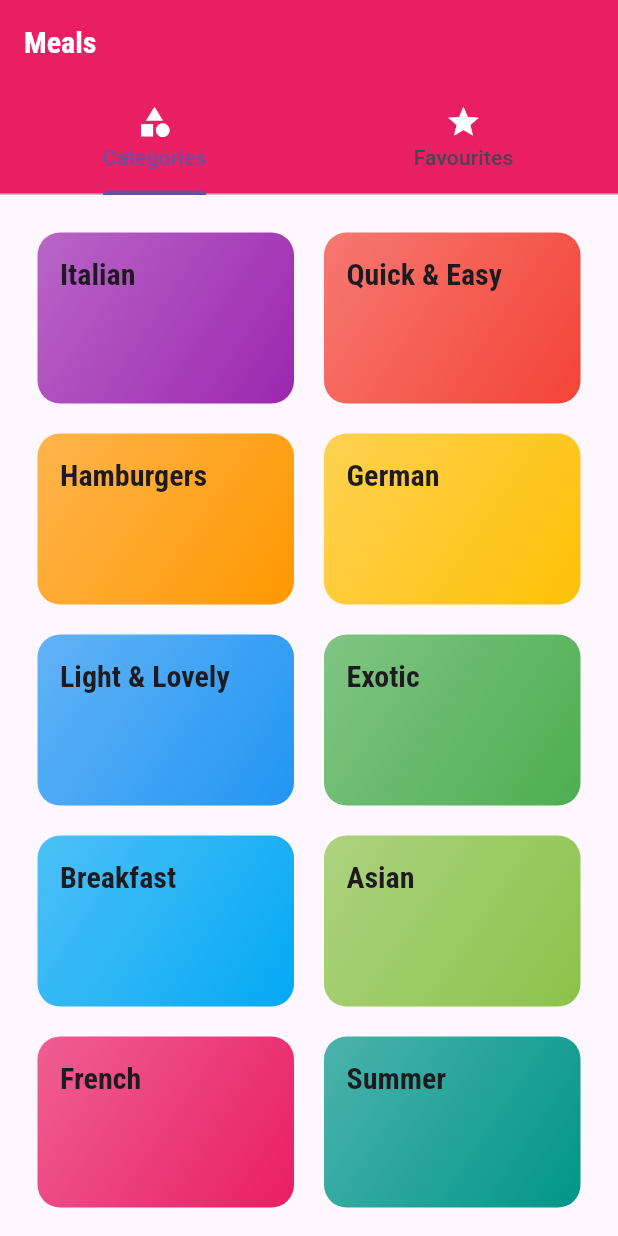
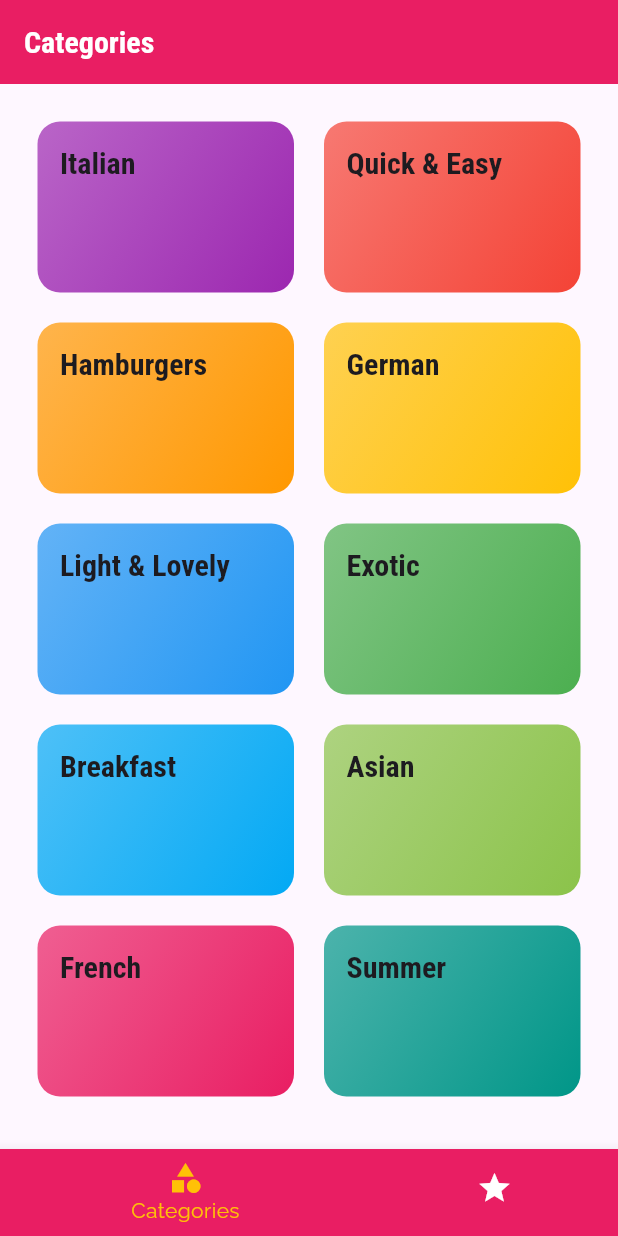
Before and after one commit to AyushSingh4321/mealsApp, a Flutter app: the screen it shows after launch, on a phone screen of 412 x 824 dp. Run offline on Flutter 3.47's test engine with Material 3 defaults, Android fonts, the phone set to English and light mode, and no system bars.

```diff
--- a/lib/main.dart
+++ b/lib/main.dart
@@ -12,7 +12,7 @@ class MyApp extends StatelessWidget {
     return MaterialApp(
       title: 'DeliMeals',
       theme: ThemeData(
-        primarySwatch: Colors.pink,
+        primaryColor: Colors.pink,
         colorScheme: ThemeData().colorScheme.copyWith(secondary: Colors.amber),
         canvasColor: Color.fromRGBO(255, 254, 229, 1),
         fontFamily: 'Raleway',
--- a/lib/screens/meal_detail_screen.dart
+++ b/lib/screens/meal_detail_screen.dart
@@ -6,8 +6,7 @@ class MealDetailScreen extends StatelessWidget {
   Widget buildSectionTitle(BuildContext context, String text) {
     return Container(
       margin: EdgeInsets.symmetric(vertical: 10),
-      child: Text(
-        'Ingredients!',
+      child: Text(text,
         style: Theme.of(context).textTheme.titleLarge,
       ),
     );
--- a/lib/screens/tabs_screen.dart
+++ b/lib/screens/tabs_screen.dart
@@ -8,33 +8,50 @@ class TabsScreen extends StatefulWidget {
 }
 
 class _TabsScreenState extends State<TabsScreen> {
+  final List<Map<String, Object>> _pages = [
+    {
+      'page': CategoriesScreen(),
+      'title':'Categories',
+    },
+    {
+      'page': FavouritesScreen(),
+      'title': 'Your Favourites',
+    },
+  ];
+  int _selectedPageIndex = 0;
+  void _selectPage(int index) {
+    setState(() {
+      _selectedPageIndex = index;
+    });
+  }
+
   @override
   Widget build(BuildContext context) {
-    return DefaultTabController(
-      length: 2,
-      // initialIndex: 0,
-      child: Scaffold(
-        appBar: AppBar(
-          title: Text('Meals'),
-          bottom: TabBar(tabs: <Widget>[
-            Tab(
-              icon: Icon(
-                Icons.category,color: Colors.white,
-              ),
-              text: 'Categories',
-            ),
-            Tab(
-              icon: Icon(
-                Icons.star,color: Colors.white,
-              ),
-              text: 'Favourites',
-            ),
-          ]),
-        ),
-        body: TabBarView(children: <Widget>[
-          CategoriesScreen(),FavouritesScreen(),
-        ]),
+    return Scaffold(
+      appBar: AppBar(
+        title: Text(_pages[_selectedPageIndex]['title'] as String) ,
       ),
+      body: _pages[_selectedPageIndex]['page'] as Widget,
+      bottomNavigationBar: BottomNavigationBar(
+        onTap: _selectPage,
+        backgroundColor: Theme.of(context).primaryColor,
+        unselectedItemColor: Colors.white,
+        selectedItemColor: Theme.of(context).colorScheme.secondary,
+        currentIndex: _selectedPageIndex,
+        type: BottomNavigationBarType.shifting,
+        items: [
+          BottomNavigationBarItem(
+            backgroundColor: Theme.of(context).primaryColor,
+            icon: Icon(Icons.category),
+            label: 'Categories',
+          ),
+          BottomNavigationBarItem(
+            backgroundColor: Theme.of(context).primaryColor,
+            icon: Icon(Icons.star),
+            label: 'Favourites',
+          ),
+        ],
+      ), // BottomTabBar
     );
   }
 }
```
